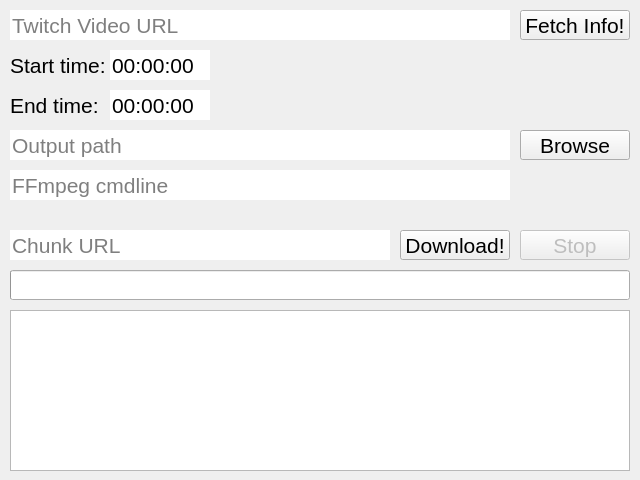
First picture: the form in ui/vod.ui, repository Pixelsuft/twitch-keeper, before the edit.
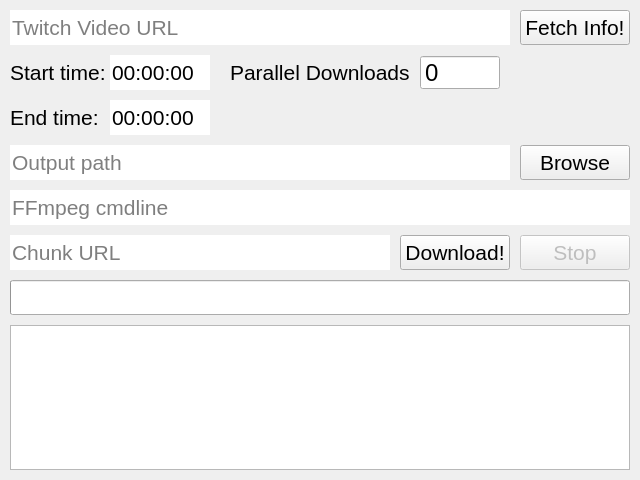
Second picture: the form after the edit. Icons and pictures are not drawn.

Patch:
```diff
--- a/ui/vod.ui
+++ b/ui/vod.ui
@@ -32,7 +32,7 @@
       <x>520</x>
       <y>10</y>
       <width>110</width>
-      <height>30</height>
+      <height>35</height>
      </rect>
     </property>
     <property name="font">
@@ -50,7 +50,7 @@
       <x>10</x>
       <y>10</y>
       <width>500</width>
-      <height>30</height>
+      <height>35</height>
      </rect>
     </property>
     <property name="font">
@@ -69,9 +69,9 @@
     <property name="geometry">
      <rect>
       <x>110</x>
-      <y>50</y>
+      <y>55</y>
       <width>100</width>
-      <height>30</height>
+      <height>35</height>
      </rect>
     </property>
     <property name="font">
@@ -93,9 +93,9 @@
     <property name="geometry">
      <rect>
       <x>110</x>
-      <y>90</y>
+      <y>100</y>
       <width>100</width>
-      <height>30</height>
+      <height>35</height>
      </rect>
     </property>
     <property name="font">
@@ -117,9 +117,9 @@
     <property name="geometry">
      <rect>
       <x>10</x>
-      <y>50</y>
+      <y>55</y>
       <width>100</width>
-      <height>30</height>
+      <height>35</height>
      </rect>
     </property>
     <property name="font">
@@ -135,9 +135,9 @@
     <property name="geometry">
      <rect>
       <x>10</x>
-      <y>90</y>
+      <y>100</y>
       <width>100</width>
-      <height>30</height>
+      <height>35</height>
      </rect>
     </property>
     <property name="font">
@@ -153,9 +153,9 @@
     <property name="geometry">
      <rect>
       <x>10</x>
-      <y>230</y>
+      <y>235</y>
       <width>380</width>
-      <height>30</height>
+      <height>35</height>
      </rect>
     </property>
     <property name="font">
@@ -174,9 +174,9 @@
     <property name="geometry">
      <rect>
       <x>400</x>
-      <y>230</y>
+      <y>235</y>
       <width>110</width>
-      <height>30</height>
+      <height>35</height>
      </rect>
     </property>
     <property name="font">
@@ -192,9 +192,9 @@
     <property name="geometry">
      <rect>
       <x>10</x>
-      <y>270</y>
+      <y>280</y>
       <width>620</width>
-      <height>30</height>
+      <height>35</height>
      </rect>
     </property>
     <property name="font">
@@ -219,9 +219,9 @@
     <property name="geometry">
      <rect>
       <x>520</x>
-      <y>230</y>
+      <y>235</y>
       <width>110</width>
-      <height>30</height>
+      <height>35</height>
      </rect>
     </property>
     <property name="font">
@@ -237,9 +237,9 @@
     <property name="geometry">
      <rect>
       <x>10</x>
-      <y>310</y>
+      <y>325</y>
       <width>620</width>
-      <height>161</height>
+      <height>145</height>
      </rect>
     </property>
     <property name="font">
@@ -261,9 +261,9 @@
     <property name="geometry">
      <rect>
       <x>10</x>
-      <y>130</y>
+      <y>145</y>
       <width>500</width>
-      <height>30</height>
+      <height>35</height>
      </rect>
     </property>
     <property name="font">
@@ -285,9 +285,9 @@
     <property name="geometry">
      <rect>
       <x>520</x>
-      <y>130</y>
+      <y>145</y>
       <width>110</width>
-      <height>30</height>
+      <height>35</height>
      </rect>
     </property>
     <property name="font">
@@ -303,9 +303,9 @@
     <property name="geometry">
      <rect>
       <x>10</x>
-      <y>170</y>
-      <width>500</width>
-      <height>30</height>
+      <y>190</y>
+      <width>620</width>
+      <height>35</height>
      </rect>
     </property>
     <property name="font">
@@ -323,6 +323,45 @@
      <string>FFmpeg cmdline</string>
     </property>
    </widget>
+   <widget class="QSpinBox" name="parSpin">
+    <property name="geometry">
+     <rect>
+      <x>420</x>
+      <y>55</y>
+      <width>80</width>
+      <height>35</height>
+     </rect>
+    </property>
+    <property name="font">
+     <font>
+      <pointsize>18</pointsize>
+     </font>
+    </property>
+    <property name="buttonSymbols">
+     <enum>QAbstractSpinBox::ButtonSymbols::NoButtons</enum>
+    </property>
+    <property name="maximum">
+     <number>1000</number>
+    </property>
+   </widget>
+   <widget class="QLabel" name="parDownLabel">
+    <property name="geometry">
+     <rect>
+      <x>230</x>
+      <y>55</y>
+      <width>180</width>
+      <height>35</height>
+     </rect>
+    </property>
+    <property name="font">
+     <font>
+      <pointsize>16</pointsize>
+     </font>
+    </property>
+    <property name="text">
+     <string>Parallel Downloads:</string>
+    </property>
+   </widget>
   </widget>
  </widget>
  <resources/>
```
